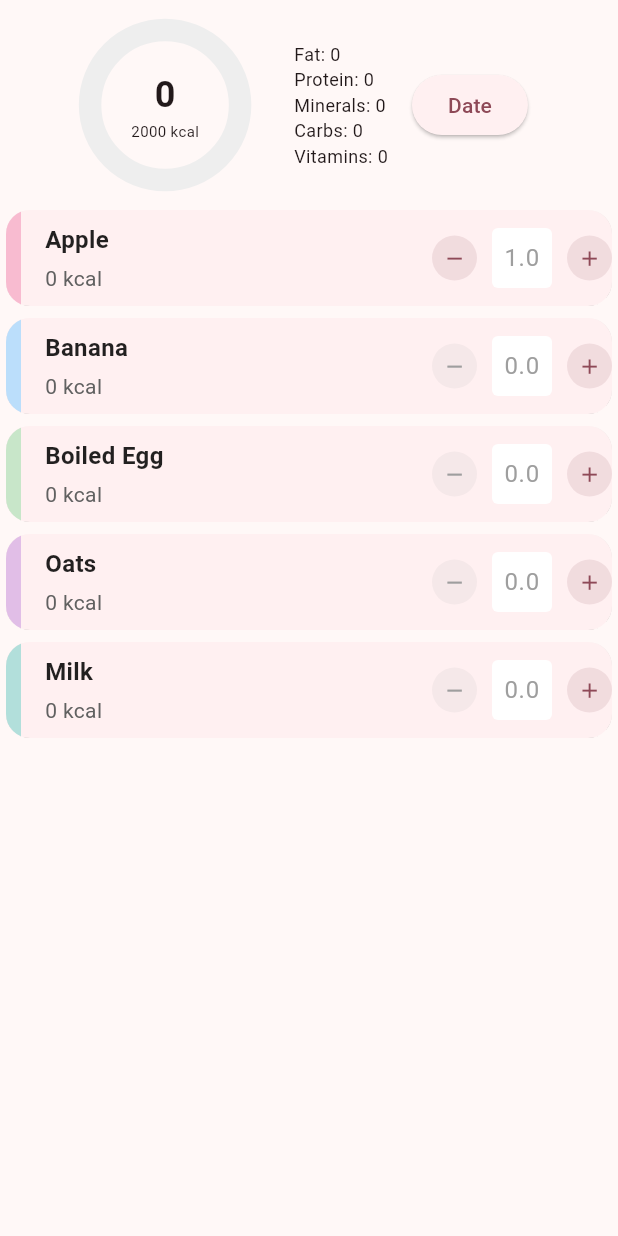
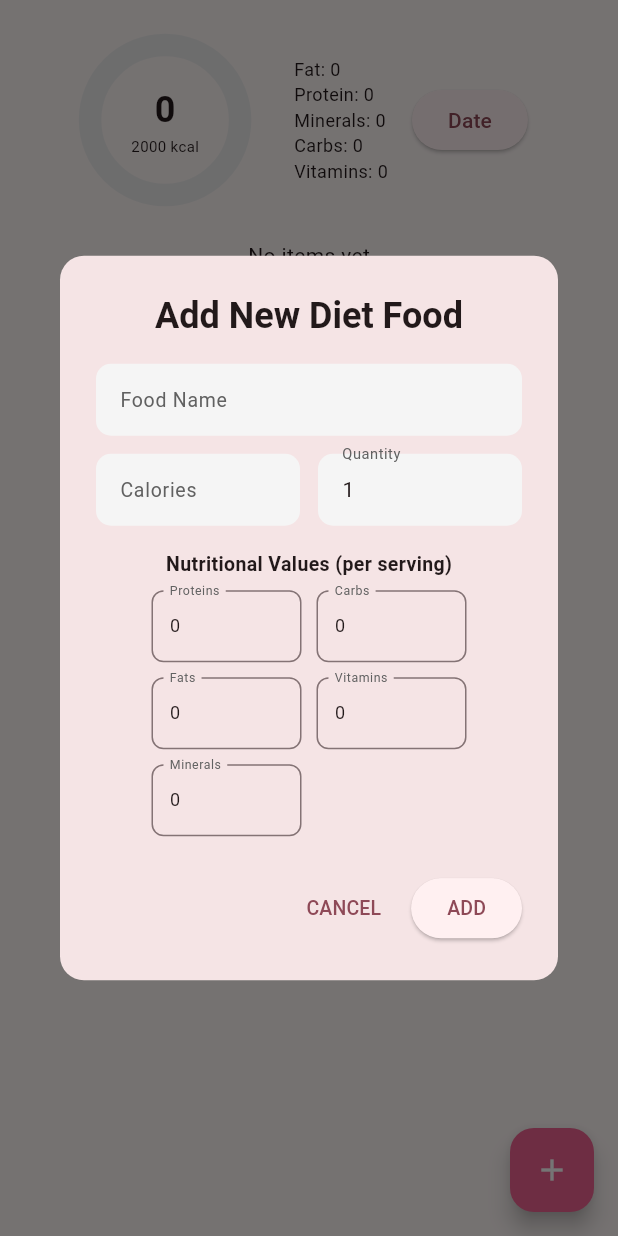
Before and after one commit to AshwaniDev101/Flutter-DisciplinePlus, a Flutter app: the screen it shows after launch, after a tap on the "add" icon, on a phone screen of 412 x 824 dp. Run offline on Flutter 3.47's test engine with Material 3 defaults, Android fonts, the phone set to English and light mode, and no system bars; our stand-ins replace cloud_firestore, firebase_core, hive_flutter, just_audio, rxdart, sliding_up_panel; accounts and stored records are empty; generated files the repository leaves out were written again.

Commit message:
listview is updated

```diff
--- a/lib/drawer/drawer.dart
+++ b/lib/drawer/drawer.dart
@@ -1,7 +1,7 @@
 
 import 'package:flutter/material.dart';
 
-import '../pages/calories_counter_page/calories_counter.dart';
+import '../pages/calories_counter_page/calories_counter_page.dart';
 import '../pages/dietpage/dietpage.dart';
 
 class CustomDrawer extends StatefulWidget {
--- a/lib/main.dart
+++ b/lib/main.dart
@@ -1,6 +1,6 @@
 
 import 'package:discipline_plus/database/services/firebase_heatmap_service.dart';
-import 'package:discipline_plus/pages/calories_counter_page/calories_counter.dart';
+import 'package:discipline_plus/pages/calories_counter_page/calories_counter_page.dart';
 import 'package:firebase_core/firebase_core.dart';
 import 'package:flutter/material.dart';
 import 'package:hive_flutter/adapters.dart';
--- /dev/null
+++ b/lib/pages/calories_counter_page/add_edit_diet_food_dialog.dart
@@ -0,0 +1,205 @@
+import 'package:flutter/material.dart';
+import '../../models/diet_food.dart';
+import '../../models/food_stats.dart';
+import '../../core/utils/helper.dart';
+import 'food_manager.dart'; // assuming generateReadableTimestamp is here
+
+class AddEditDietFoodDialog {
+
+
+
+  /// Opens the Add/Edit DietFood Dialog
+  static void show(BuildContext context, {DietFood? food, required Function(DietFood dietfood) onAdd}) {
+    final formKey = GlobalKey<FormState>();
+
+    // Pre-fill values if editing
+    String name = food?.name ?? '';
+    String calories = food?.foodStats.calories.toString() ?? '';
+    String quantity = food?.count.toString() ?? '1';
+    String proteins = food?.foodStats.proteins.toString() ?? '0';
+    String carbohydrates = food?.foodStats.carbohydrates.toString() ?? '0';
+    String fats = food?.foodStats.fats.toString() ?? '0';
+    String vitamins = food?.foodStats.vitamins.toString() ?? '0';
+    String minerals = food?.foodStats.minerals.toString() ?? '0';
+
+    InputDecoration buildInputDecoration(String label) {
+      return InputDecoration(
+        labelText: label,
+        labelStyle: TextStyle(color: Colors.grey[700], fontSize: 13),
+        filled: true,
+        fillColor: Colors.grey[100],
+        contentPadding: const EdgeInsets.symmetric(vertical: 12, horizontal: 12),
+        border: OutlineInputBorder(
+          borderRadius: BorderRadius.circular(10),
+          borderSide: BorderSide.none,
+        ),
+      );
+    }
+
+    showDialog(
+      context: context,
+      builder: (_) => AlertDialog(
+        shape: RoundedRectangleBorder(borderRadius: BorderRadius.circular(16)),
+        title: Center(
+          child: Text(
+            food == null ? 'Add New Diet Food' : 'Edit Diet Food',
+            style: const TextStyle(fontWeight: FontWeight.bold),
+          ),
+        ),
+        content: SingleChildScrollView(
+          child: Form(
+            key: formKey,
+            child: Column(
+              mainAxisSize: MainAxisSize.min,
+              children: [
+                TextFormField(
+                  initialValue: name,
+                  decoration: buildInputDecoration('Food Name'),
+                  style: const TextStyle(fontSize: 14),
+                  validator: (v) => v!.isEmpty ? 'Required' : null,
+                  onSaved: (v) => name = v!,
+                ),
+                const SizedBox(height: 12),
+                Row(
+                  children: [
+                    Expanded(
+                      child: TextFormField(
+                        initialValue: calories,
+                        decoration: buildInputDecoration('Calories'),
+                        keyboardType: TextInputType.number,
+                        style: const TextStyle(fontSize: 14),
+                        validator: (v) => v!.isEmpty ? 'Required' : null,
+                        onSaved: (v) => calories = v!,
+                      ),
+                    ),
+                    const SizedBox(width: 12),
+                    Expanded(
+                      child: TextFormField(
+                        initialValue: quantity,
+                        decoration: buildInputDecoration('Quantity'),
+                        keyboardType: TextInputType.number,
+                        style: const TextStyle(fontSize: 14),
+                        validator: (v) => v!.isEmpty ? 'Required' : null,
+                        onSaved: (v) => quantity = v!,
+                      ),
+                    ),
+                  ],
+                ),
+                const SizedBox(height: 16),
+                const Text(
+                  'Nutritional Values (per serving)',
+                  style: TextStyle(fontSize: 13, fontWeight: FontWeight.w600),
+                ),
+                const SizedBox(height: 8),
+                Wrap(
+                  spacing: 10,
+                  runSpacing: 10,
+                  children: [
+                    _buildNutrientField('Proteins', proteins, (v) => proteins = v!),
+                    _buildNutrientField('Carbs', carbohydrates, (v) => carbohydrates = v!),
+                    _buildNutrientField('Fats', fats, (v) => fats = v!),
+                    _buildNutrientField('Vitamins', vitamins, (v) => vitamins = v!),
+                    _buildNutrientField('Minerals', minerals, (v) => minerals = v!),
+                  ],
+                ),
+              ],
+            ),
+          ),
+        ),
+        actions: [
+          TextButton(
+            onPressed: () => Navigator.of(context).pop(),
+            child: const Text('CANCEL', style: TextStyle(fontSize: 13)),
+          ),
+
+
+          ElevatedButton(
+            onPressed: () {
+              if (formKey.currentState!.validate()) {
+                formKey.currentState!.save();
+
+                final updatedDietFood = DietFood(
+                  id: food?.id ?? generateReadableTimestamp(),
+                  name: name,
+                  count: int.parse(quantity),
+                  time: DateTime.now(),
+                  foodStats: FoodStats(
+                    proteins: int.parse(proteins),
+                    carbohydrates: int.parse(carbohydrates),
+                    fats: int.parse(fats),
+                    vitamins: int.parse(vitamins),
+                    minerals: int.parse(minerals),
+                    calories: int.parse(calories),
+                  ),
+                );
+
+                onAdd(updatedDietFood);
+
+                Navigator.of(context).pop();
+              }
+            },
+            child: Text(
+              food == null ? 'ADD' : 'SAVE',
+              style: const TextStyle(fontSize: 13),
+            ),
+          ),
+
+          // ElevatedButton(
+          //   onPressed: () {
+          //     if (formKey.currentState!.validate()) {
+          //       formKey.currentState!.save();
+          //
+          //       final updatedDietFood = DietFood(
+          //         id: food?.id ?? generateReadableTimestamp(),
+          //         name: name,
+          //         count: int.parse(quantity),
+          //         time: DateTime.now(),
+          //         foodStats: FoodStats(
+          //           proteins: int.parse(proteins),
+          //           carbohydrates: int.parse(carbohydrates),
+          //           fats: int.parse(fats),
+          //           vitamins: int.parse(vitamins),
+          //           minerals: int.parse(minerals),
+          //           calories: int.parse(calories),
+          //         ),
+          //       );
+          //
+          //       if (food == null) {
+          //         FoodManager.instance.addToAvailableFood(updatedDietFood);
+          //       } else {
+          //         FoodManager.instance.editAvailableFood(updatedDietFood);
+          //       }
+          //
+          //       Navigator.of(context).pop();
+          //     }
+          //   },
+          //   child: Text(
+          //     food == null ? 'ADD' : 'SAVE',
+          //     style: const TextStyle(fontSize: 13),
+          //   ),
+          // ),
+        ],
+      ),
+    );
+  }
+
+  static Widget _buildNutrientField(
+      String label, String value, Function(String?) onSaved) {
+    return SizedBox(
+      width: 100,
+      child: TextFormField(
+        initialValue: value,
+        decoration: InputDecoration(
+          labelText: label,
+          labelStyle: TextStyle(fontSize: 11, color: Colors.grey[700]),
+          contentPadding: const EdgeInsets.symmetric(vertical: 8, horizontal: 8),
+          border: OutlineInputBorder(borderRadius: BorderRadius.circular(8)),
+        ),
+        keyboardType: TextInputType.number,
+        style: const TextStyle(fontSize: 12),
+        onSaved: onSaved,
+        validator: (v) => v!.isEmpty ? 'Req' : null,
+      ),
+    );
+  }
+}
--- a/lib/pages/calories_counter_page/calories_counter.dart
+++ /dev/null
@@ -1,33 +0,0 @@
-
-
-import 'package:discipline_plus/pages/calories_counter_page/widgets/calories_states.dart';
-import 'package:discipline_plus/pages/calories_counter_page/widgets/global_food_list.dart';
-import 'package:flutter/material.dart';
-
-class CaloriesCounterPage extends StatefulWidget {
-  const CaloriesCounterPage({super.key});
-
-  @override
-  State<CaloriesCounterPage> createState() => _CaloriesCounterPageState();
-}
-
-class _CaloriesCounterPageState extends State<CaloriesCounterPage> {
-  @override
-  Widget build(BuildContext context) {
-
-    return Scaffold(
-      body: SafeArea(
-        child: Column(
-          children: [
-            SizedBox(height: 20,),
-            CaloriesStates(),
-            SizedBox(height: 20,),
-            GlobalFoodList()
-
-          ],
-        ),
-      ),
-    );
-
-  }
-}
--- /dev/null
+++ b/lib/pages/calories_counter_page/calories_counter_page.dart
@@ -0,0 +1,63 @@
+
+
+import 'package:discipline_plus/pages/calories_counter_page/widgets/calorie_progress_bar.dart';
+import 'package:discipline_plus/pages/calories_counter_page/widgets/global_food_listview.dart';
+import 'package:flutter/material.dart';
+
+import '../../core/utils/helper.dart';
+import '../../models/diet_food.dart';
+import '../../models/food_stats.dart';
+import 'add_edit_diet_food_dialog.dart';
+import 'food_manager.dart';
+
+class CaloriesCounterPage extends StatefulWidget {
+  const CaloriesCounterPage({super.key});
+
+  @override
+  State<CaloriesCounterPage> createState() => _CaloriesCounterPageState();
+}
+
+class _CaloriesCounterPageState extends State<CaloriesCounterPage> {
+  @override
+  Widget build(BuildContext context) {
+
+    return Scaffold(
+
+      floatingActionButton: FloatingActionButton(
+        onPressed: () {
+          AddEditDietFoodDialog.show(context, onAdd: (DietFood food){
+
+              FoodManager.instance.addToAvailableFood(food);
+
+          });
+        },
+        backgroundColor: Colors.pink[300],
+        child: Icon(Icons.add,color: Colors.white,),
+      ),
+
+      body: SafeArea(
+        child: Column(
+          children: [
+            SizedBox(height: 30,),
+            CalorieProgressBar(),
+            SizedBox(height:30,),
+            GlobalFoodList(stream: FoodManager.instance.watchAvailableFood(),)
+
+          ],
+        ),
+      ),
+    );
+
+  }
+
+
+
+
+
+
+
+
+
+
+
+}
--- a/lib/pages/dietpage/core/food_manager.dart
+++ b/lib/pages/calories_counter_page/food_manager.dart
@@ -5,9 +5,9 @@ import 'dart:async';
 import 'package:discipline_plus/database/repository/diet_food_repository.dart';
 import 'package:rxdart/rxdart.dart';
 
-import '../../../database/services/firebase_diet_food_service.dart';
-import '../../../models/diet_food.dart';
-import '../../../models/food_stats.dart';
+import '../../database/services/firebase_diet_food_service.dart';
+import '../../models/diet_food.dart';
+import '../../models/food_stats.dart';
 
 class FoodManager {
   FoodManager._internal();
@@ -18,33 +18,40 @@ class FoodManager {
   final DietFoodRepository _dietFoodRepository = DietFoodRepository(FirebaseDietFoodService.instance);
 
 
-  Stream<List<DietFood>> watchMergedFoodList() {
-    return Rx.combineLatest2<List<DietFood>, List<DietFood>, List<DietFood>>(
-      _watchAvailableFood(),
-      _watchConsumedFood(),
-          (availableList, consumedList) {
-        final consumedMap = {
-          for (var food in consumedList) food.id: food.count,
-        };
-
-        return availableList.map((food) {
-          final count = consumedMap[food.id] ?? 0;
-          return food.copyWith(count: count);
-        }).toList();
-      },
-    );
-  }
+  // Stream<List<DietFood>> watchMergedFoodList() {
+  //   return Rx.combineLatest2<List<DietFood>, List<DietFood>, List<DietFood>>(
+  //     _watchAvailableFood(),
+  //     _watchConsumedFood(),
+  //         (availableList, consumedList) {
+  //       final consumedMap = {
+  //         for (var food in consumedList) food.id: food.count,
+  //       };
+  //
+  //       return availableList.map((food) {
+  //         final count = consumedMap[food.id] ?? 0;
+  //         return food.copyWith(count: count);
+  //       }).toList();
+  //     },
+  //   );
+  // }
 
 
 
-  Stream<List<DietFood>> _watchAvailableFood() {
+  // Stream<List<DietFood>> _watchAvailableFood() {
+  //
+  //   return _dietFoodRepository.watchAvailableFood();
+  // }
+  // Stream<List<DietFood>> _watchConsumedFood() {
+  //
+  //   return _dietFoodRepository.watchConsumedFood(DateTime.now());
+  // }
+
+
+  Stream<List<DietFood>> watchAvailableFood() {
 
     return _dietFoodRepository.watchAvailableFood();
   }
-  Stream<List<DietFood>> _watchConsumedFood() {
 
-    return _dietFoodRepository.watchConsumedFood(DateTime.now());
-  }
 
   // Add to available food list
   void addToAvailableFood(DietFood food) {
--- a/lib/pages/calories_counter_page/widgets/calories_states.dart
+++ b/lib/pages/calories_counter_page/widgets/calorie_progress_bar.dart
@@ -2,14 +2,14 @@
 import 'package:flutter/material.dart';
 import '../../../models/food_stats.dart';
 
-class CaloriesStates extends StatefulWidget {
-  const CaloriesStates({super.key});
+class CalorieProgressBar extends StatefulWidget {
+  const CalorieProgressBar({super.key});
 
   @override
-  State<CaloriesStates> createState() => _CaloriesStatesState();
+  State<CalorieProgressBar> createState() => _CalorieProgressBarState();
 }
 
-class _CaloriesStatesState extends State<CaloriesStates> {
+class _CalorieProgressBarState extends State<CalorieProgressBar> {
   @override
   Widget build(BuildContext context) {
     return StreamBuilder<FoodStats?>(
--- a/lib/pages/calories_counter_page/widgets/global_food_list.dart
+++ b/lib/pages/calories_counter_page/widgets/global_food_listview.dart
@@ -2,20 +2,16 @@ import 'package:discipline_plus/pages/calories_counter_page/widgets/food_quality
 import 'package:flutter/material.dart';
 import '../../../models/diet_food.dart';
 import '../../../models/food_stats.dart';
-import '../../global_initiative_page/new_initiatives/widget/quantity_selector.dart';
 
 class GlobalFoodList extends StatelessWidget {
 
   final Stream<List<DietFood>> stream;
 
-  /// If this widget is placed inside another scrollable (like Column),
-  /// set [shrinkWrap] to true to avoid layout issues.
-  final bool shrinkWrap;
 
   GlobalFoodList({
     Key? key,
     Stream<List<DietFood>>? stream,
-    this.shrinkWrap = true,
+
   })  : stream = stream ?? _defaultDummyStream,
         super(key: key);
 
@@ -109,9 +105,10 @@ class GlobalFoodList extends StatelessWidget {
         return MediaQuery.removePadding(
           context: context,
           removeTop: true,
+          child: Expanded(
             child: ListView.separated(
-            shrinkWrap: shrinkWrap,
-            physics: shrinkWrap ? const NeverScrollableScrollPhysics() : null,
+
+              physics: BouncingScrollPhysics(),
               itemCount: foods.length,
               separatorBuilder: (_, __) => const SizedBox(height: 8),
               itemBuilder: (context, index) {
@@ -127,6 +124,7 @@ class GlobalFoodList extends StatelessWidget {
                   },
                 );
               },
+            ),
           ),
         );
       },
--- a/lib/pages/dietpage/dietpage.dart
+++ b/lib/pages/dietpage/dietpage.dart
@@ -3,7 +3,7 @@ import 'dart:async';
 import 'package:discipline_plus/core/utils/helper.dart';
 import 'package:discipline_plus/database/services/firebase_diet_food_service.dart';
 import 'package:discipline_plus/models/food_stats.dart';
-import 'package:discipline_plus/pages/dietpage/core/food_manager.dart';
+import 'package:discipline_plus/pages/calories_counter_page/food_manager.dart';
 import 'package:discipline_plus/pages/dietpage/widgets/calorie_history_page.dart';
 import 'package:flutter/material.dart';
 import 'package:rxdart/rxdart.dart';
@@ -66,7 +66,7 @@ class _DietPageState extends State<DietPage> {
   void initState() {
     super.initState();
 
-    final merged = FoodManager.instance.watchMergedFoodList();
+    final merged = FoodManager.instance.watchAvailableFood();
     _sharedMerged = merged.shareReplay(maxSize: 1);
 
     _availableStream = _sharedMerged.map(
```
Lines whose indentation alone changed are shown as unchanged.
